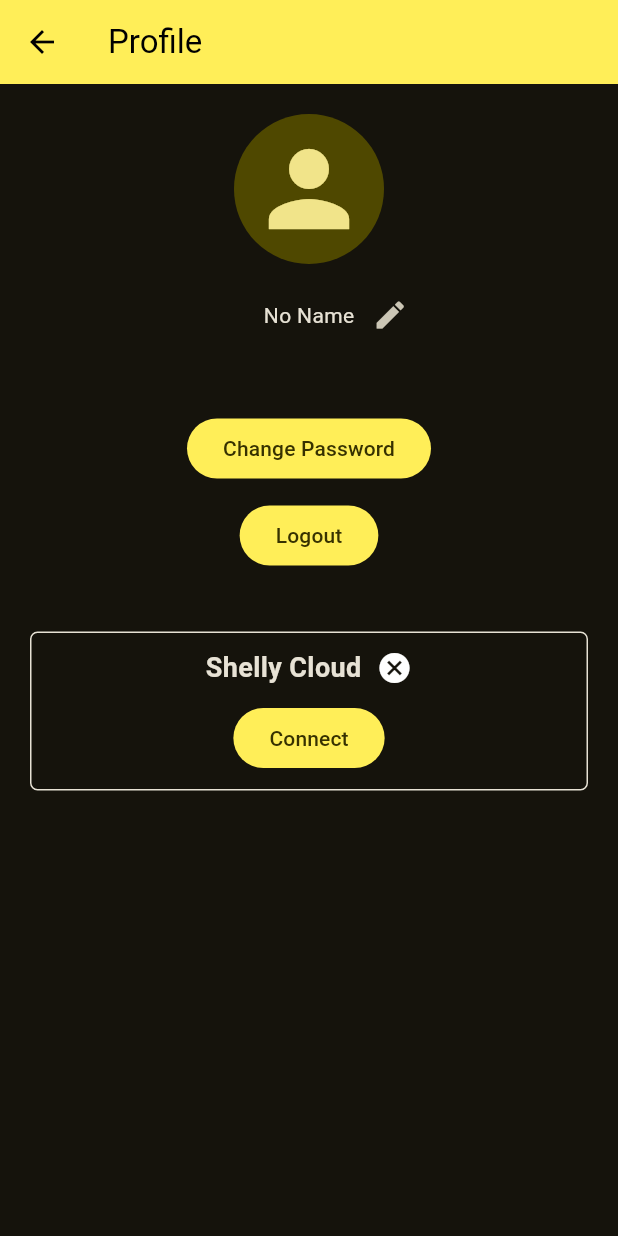
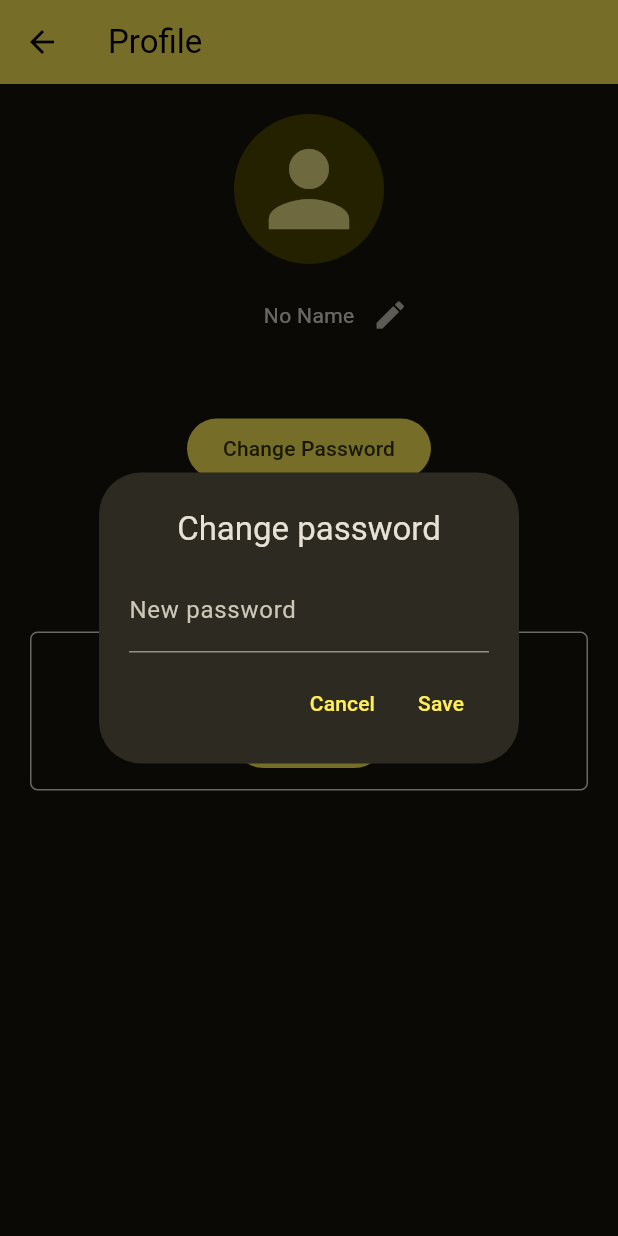
Before and after one commit to gab-25/todos_app, a Flutter app: the ProfilePage screen opened by its route, after a tap on "Change Password", on a phone screen of 412 x 824 dp. Run offline on Flutter 3.47's test engine with Material 3 defaults, Android fonts, the phone set to English and light mode, and no system bars; our stand-ins replace cloud_firestore, equatable, firebase_auth, firebase_core, firebase_database, firebase_messaging and 2 more; accounts and stored records are empty; generated files the repository leaves out were written again.

Commit message:
upversion 1.1.0

```diff
--- a/lib/ui/pages/profile_page.dart
+++ b/lib/ui/pages/profile_page.dart
@@ -51,14 +51,20 @@ class ProfilePage extends StatelessWidget {
                   Text(state.email),
                   const SizedBox(height: 10),
                   FilledButton(
-                    onPressed: () {},
+                    onPressed: () => showDialog(
+                      context: context,
+                      builder: (_) => BlocProvider.value(
+                        value: BlocProvider.of<ProfileCubit>(context),
+                        child: const ChangePasswordDialog(),
+                      ),
+                    ),
                     child: const Text('Change Password'),
                   ),
                   const SizedBox(height: 10),
                   FilledButton(
                     onPressed: () => {
+                      context.read<AppBloc>().add(const AppLogoutPressed()),
                       Navigator.of(context).pop(),
-                      context.read<AppBloc>().add(const AppLogoutPressed()),
                     },
                     child: const Text('Logout'),
                   ),
@@ -155,8 +161,70 @@ class EditProfileDialog extends StatelessWidget {
                       TextButton(
                         onPressed: state.status != ProfileStatus.loading
                             ? () async {
-                                await context.read<ProfileCubit>().onSave();
+                                await context.read<ProfileCubit>().onSaveEditProfile();
                                 context.read<AppBloc>().add(const AppUserUpdated());
+                                Navigator.of(context).pop();
+                              }
+                            : null,
+                        child: const Text('Save'),
+                      ),
+                    ],
+                  ),
+                ],
+              ),
+            ),
+          ),
+        ],
+      ),
+    );
+  }
+}
+
+class ChangePasswordDialog extends StatelessWidget {
+  const ChangePasswordDialog({super.key});
+
+  @override
+  Widget build(BuildContext context) {
+    return BlocListener<ProfileCubit, ProfileState>(
+      listener: (context, state) {
+        if (state.status == ProfileStatus.success) {
+          ScaffoldMessenger.of(context).showSnackBar(const SnackBar(content: Text('Password changed')));
+          context.read<AppBloc>().add(const AppLogoutPressed());
+          Navigator.of(context).pop();
+        }
+        if (state.status == ProfileStatus.error) {
+          ScaffoldMessenger.of(context).showSnackBar(const SnackBar(content: Text('Password change failed')));
+        }
+      },
+      child: SimpleDialog(
+        title: const Text('Change password', textAlign: TextAlign.center),
+        children: <Widget>[
+          BlocBuilder<ProfileCubit, ProfileState>(
+            builder: (context, state) => Padding(
+              padding: const EdgeInsets.symmetric(horizontal: 20),
+              child: Column(
+                children: <Widget>[
+                  Column(children: [
+                    TextField(
+                      decoration: const InputDecoration(
+                        labelText: 'New password',
+                      ),
+                      obscureText: true,
+                      onChanged: (value) => context.read<ProfileCubit>().onNewPasswordChanged(value),
+                    ),
+                  ]),
+                  const SizedBox(height: 10),
+                  Row(
+                    mainAxisAlignment: MainAxisAlignment.end,
+                    children: <Widget>[
+                      TextButton(
+                        onPressed: state.status != ProfileStatus.loading ? () => Navigator.of(context).pop() : null,
+                        child: const Text('Cancel'),
+                      ),
+                      TextButton(
+                        onPressed: state.status != ProfileStatus.loading
+                            ? () async {
+                                await context.read<ProfileCubit>().onSaveChangePassword();
                                 Navigator.of(context).pop();
                               }
                             : null,
--- a/pubspec.yaml
+++ b/pubspec.yaml
@@ -16,7 +16,7 @@ publish_to: 'none' # Remove this line if you wish to publish to pub.dev
 # https://developer.apple.com/library/archive/documentation/General/Reference/InfoPlistKeyReference/Articles/CoreFoundationKeys.html
 # In Windows, build-name is used as the major, minor, and patch parts
 # of the product and file versions while build-number is used as the build suffix.
-version: 1.0.0+1
+version: 1.1.0+2
 
 environment:
   sdk: ^3.5.4
```
Also changed, not shown: lib/cubits/profile/profile_cubit.dart (+20 -2 lines).
